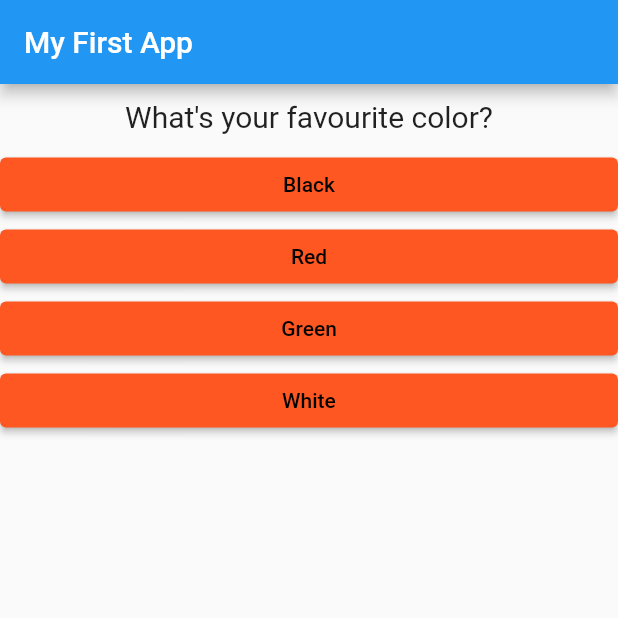
After one commit to KellyEgesa/flutter_tutorial, a Flutter app: the screen it shows after launch, on a phone screen of 412 x 824 dp, the top half of it. The commit adds this screen. Run offline on Flutter 3.47's test engine with Material 2 defaults, Android fonts, the phone set to English and light mode, and no system bars.

Commit message:
Added new files

```diff
--- a/lib/main.dart
+++ b/lib/main.dart
@@ -1,7 +1,7 @@
 import 'package:flutter/material.dart';
 
-import './question.dart';
-import './answer.dart';
+import './quiz.dart';
+import './result.dart';
 
 void main() => runApp(_MyApp());
 
@@ -15,7 +15,7 @@ class _MyApp extends StatefulWidget {
 class _MyAppState extends State<_MyApp> {
   var _questionIndex = 0;
 
-  final questions = [
+  final _questions = [
     {
       "questionText": "What's your favourite color?",
       "answers": ["Black", "Red", "Green", "White"],
@@ -34,10 +34,6 @@ class _MyAppState extends State<_MyApp> {
     setState(() {
       _questionIndex = _questionIndex + 1;
     });
-    if (_questionIndex < questions.length) {
-      print("We have more questions");
-    }
-
     print(_questionIndex);
   }
 
@@ -48,18 +44,11 @@ class _MyAppState extends State<_MyApp> {
       appBar: AppBar(
         title: Text("My First App"),
       ),
-      body: _questionIndex < questions.length
-          ? Column(children: [
-              Question(
-                questions[_questionIndex]['questionText'],
-              ),
-              ...(questions[_questionIndex]["answers"] as List<String>)
-                  .map((answer) => Answer(_answerQuestion, answer))
-                  .toList()
-            ])
-          : Center(
-              child: Text("No more Questions"),
-            ),
+      body: _questionIndex < _questions.length
+          ? Quiz(_answerQuestion, _questions, _questionIndex)
+          : Result(),
     ));
   }
 }
+//always prioritise smaller widgets
+//will break this down
--- /dev/null
+++ b/lib/quiz.dart
@@ -0,0 +1,23 @@
+import 'package:flutter/material.dart';
+import './question.dart';
+import './answer.dart';
+
+class Quiz extends StatelessWidget {
+  final Function answerQuestions;
+  final List<Map<String, Object>> questions;
+  final int questionIndex;
+
+  Quiz(this.answerQuestions, this.questions, this.questionIndex);
+
+  @override
+  Widget build(BuildContext context) {
+    return Column(children: [
+      Question(
+        questions[questionIndex]['questionText'],
+      ),
+      ...(questions[questionIndex]["answers"] as List<String>)
+          .map((answer) => Answer(answerQuestions, answer))
+          .toList()
+    ]);
+  }
+}
```
Also changed, not shown: lib/result.dart (added, +10 -0 lines).
